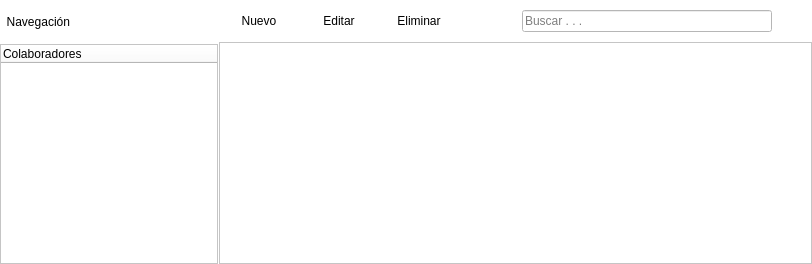
Old version of the form ManagerM/ui_module_colaboradores.ui in the repository janfranco27/TheProyect.
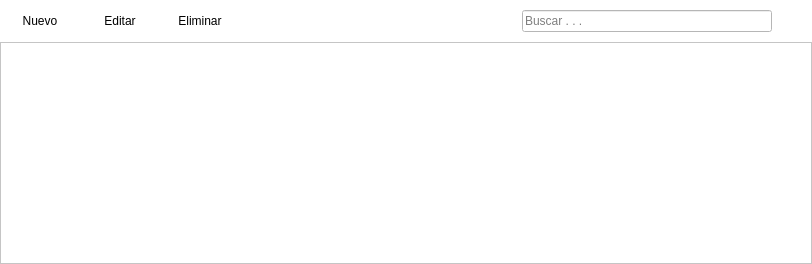
New version of the form. Icons and pictures are not drawn.

Diff of the .ui file:
```diff
--- a/ManagerM/ui_module_colaboradores.ui
+++ b/ManagerM/ui_module_colaboradores.ui
@@ -31,72 +31,6 @@
      <property name="handleWidth">
       <number>1</number>
      </property>
-     <widget class="QWidget" name="layoutWidget">
-      <layout class="QVBoxLayout" name="verticalLayout">
-       <property name="spacing">
-        <number>10</number>
-       </property>
-       <item>
-        <spacer name="verticalSpacer">
-         <property name="orientation">
-          <enum>Qt::Vertical</enum>
-         </property>
-         <property name="sizeType">
-          <enum>QSizePolicy::Fixed</enum>
-         </property>
-         <property name="sizeHint" stdset="0">
-          <size>
-           <width>20</width>
-           <height>10</height>
-          </size>
-         </property>
-        </spacer>
-       </item>
-       <item>
-        <widget class="QLabel" name="label">
-         <property name="sizePolicy">
-          <sizepolicy hsizetype="Expanding" vsizetype="Preferred">
-           <horstretch>0</horstretch>
-           <verstretch>0</verstretch>
-          </sizepolicy>
-         </property>
-         <property name="minimumSize">
-          <size>
-           <width>0</width>
-           <height>24</height>
-          </size>
-         </property>
-         <property name="text">
-          <string>  Navegación </string>
-         </property>
-         <property name="alignment">
-          <set>Qt::AlignLeading|Qt::AlignLeft|Qt::AlignVCenter</set>
-         </property>
-        </widget>
-       </item>
-       <item>
-        <widget class="QTreeWidget" name="treeWidget_colaboradores">
-         <property name="sizePolicy">
-          <sizepolicy hsizetype="Expanding" vsizetype="Expanding">
-           <horstretch>0</horstretch>
-           <verstretch>0</verstretch>
-          </sizepolicy>
-         </property>
-         <property name="headerHidden">
-          <bool>false</bool>
-         </property>
-         <property name="expandsOnDoubleClick">
-          <bool>true</bool>
-         </property>
-         <column>
-          <property name="text">
-           <string>Colaboradores</string>
-          </property>
-         </column>
-        </widget>
-       </item>
-      </layout>
-     </widget>
      <widget class="QWidget" name="layoutWidget_2">
       <layout class="QVBoxLayout" name="verticalLayout_2">
        <property name="spacing">
```
Left out of the diff: 2 changed lines with no effect on the pictures.
